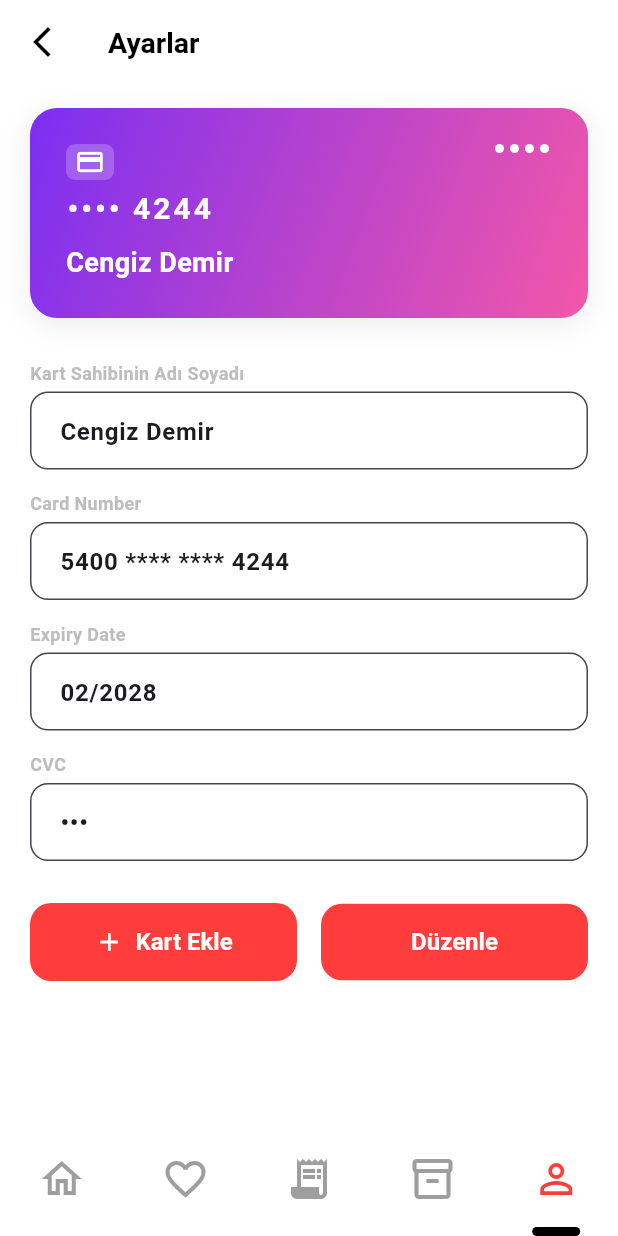
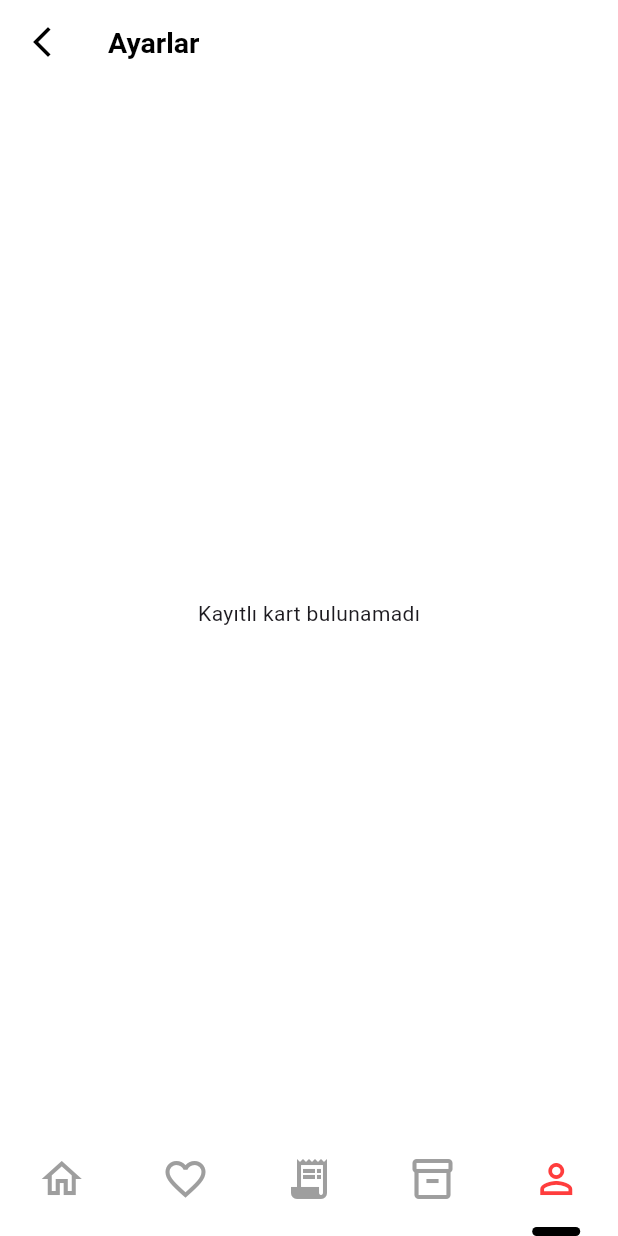
Before and after one commit to iremsu-erdemir/E-Kantin_3, a Flutter app: the OdemeKartiYonetimPage screen opened directly, on a phone screen of 412 x 824 dp. Run offline on Flutter 3.47's test engine with Material 3 defaults, Android fonts, the phone set to English and light mode, and no system bars; our stand-ins replace shared_preferences; accounts and stored records are empty; Roboto replaces fonts that are missing (Poppins).

Commit message:
Kart Ayarları yapılıyor...

```diff
--- a/lib/screens/card_list_page.dart
+++ b/lib/screens/card_list_page.dart
@@ -1,8 +1,33 @@
 import 'package:flutter/material.dart';
 import '../components/ek_bottom_nav_bar.dart';
+import '../models/user_card.dart';
+import '../services/user_card_service.dart';
 
-class OdemeKartiYonetimPage extends StatelessWidget {
+class OdemeKartiYonetimPage extends StatefulWidget {
   const OdemeKartiYonetimPage({Key? key}) : super(key: key);
+
+  @override
+  State<OdemeKartiYonetimPage> createState() => _OdemeKartiYonetimPageState();
+}
+
+class _OdemeKartiYonetimPageState extends State<OdemeKartiYonetimPage> {
+  List<UserCard> userCards = [];
+  bool isLoading = true;
+  int selectedCardIndex = 0;
+
+  @override
+  void initState() {
+    super.initState();
+    _loadUserCards();
+  }
+
+  Future<void> _loadUserCards() async {
+    userCards = await UserCardService.getCards();
+    setState(() {
+      isLoading = false;
+      selectedCardIndex = 0;
+    });
+  }
 
   @override
   Widget build(BuildContext context) {
@@ -30,16 +55,36 @@ class OdemeKartiYonetimPage extends StatelessWidget {
         ),
         centerTitle: false,
       ),
-      body: SingleChildScrollView(
-        child: Padding(
+      body: isLoading
+          ? const Center(child: CircularProgressIndicator())
+          : userCards.isEmpty
+          ? const Center(child: Text('Kayıtlı kart bulunamadı'))
+          : SingleChildScrollView(
               padding: const EdgeInsets.symmetric(horizontal: 20, vertical: 16),
               child: Column(
                 crossAxisAlignment: CrossAxisAlignment.start,
                 children: [
-              // Kart
-              Container(
-                width: double.infinity,
-                height: 140,
+                  SizedBox(
+                    height: 160,
+                    child: PageView.builder(
+                      controller: PageController(
+                        viewportFraction: 0.88,
+                        initialPage: selectedCardIndex,
+                      ),
+                      itemCount: userCards.length,
+                      onPageChanged: (index) {
+                        setState(() {
+                          selectedCardIndex = index;
+                        });
+                      },
+                      itemBuilder: (context, index) {
+                        final card = userCards[index];
+                        return AnimatedContainer(
+                          duration: const Duration(milliseconds: 200),
+                          margin: EdgeInsets.symmetric(
+                            horizontal: index == selectedCardIndex ? 0 : 8,
+                            vertical: 8,
+                          ),
                           decoration: BoxDecoration(
                             borderRadius: BorderRadius.circular(18),
                             gradient: const LinearGradient(
@@ -57,10 +102,9 @@ class OdemeKartiYonetimPage extends StatelessWidget {
                           ),
                           child: Stack(
                             children: [
-                    // Çip ve desen
                               Positioned(
-                      left: 24,
-                      top: 24,
+                                left: 16, // daha sola
+                                top: 12, // daha yukarı
                                 child: Container(
                                   width: 32,
                                   height: 24,
@@ -68,7 +112,7 @@ class OdemeKartiYonetimPage extends StatelessWidget {
                                     color: Colors.white.withOpacity(0.22),
                                     borderRadius: BorderRadius.circular(6),
                                   ),
-                        child: Icon(
+                                  child: const Icon(
                                     Icons.credit_card,
                                     color: Colors.white,
                                     size: 20,
@@ -81,8 +125,10 @@ class OdemeKartiYonetimPage extends StatelessWidget {
                                 child: Row(
                                   children: List.generate(
                                     4,
-                          (index) => Padding(
-                            padding: const EdgeInsets.symmetric(horizontal: 2),
+                                    (i) => Padding(
+                                      padding: const EdgeInsets.symmetric(
+                                        horizontal: 2,
+                                      ),
                                       child: Container(
                                         width: 6,
                                         height: 6,
@@ -95,7 +141,6 @@ class OdemeKartiYonetimPage extends StatelessWidget {
                                   ),
                                 ),
                               ),
-                    // Kart Bilgileri
                               Padding(
                                 padding: const EdgeInsets.symmetric(
                                   horizontal: 24,
@@ -104,23 +149,31 @@ class OdemeKartiYonetimPage extends StatelessWidget {
                                 child: Column(
                                   mainAxisAlignment: MainAxisAlignment.end,
                                   crossAxisAlignment: CrossAxisAlignment.start,
-                        children: const [
+                                  children: [
                                     Text(
-                            '•••• 4244',
-                            style: TextStyle(
+                                      userCards[index].maskedNumber,
+                                      style: const TextStyle(
                                         color: Colors.white,
                                         fontWeight: FontWeight.bold,
                                         fontSize: 20,
                                         letterSpacing: 2,
                                       ),
                                     ),
-                          SizedBox(height: 8),
+                                    const SizedBox(height: 8),
                                     Text(
-                            'Cengiz Demir',
-                            style: TextStyle(
+                                      userCards[index].cardHolder,
+                                      style: const TextStyle(
                                         color: Colors.white,
                                         fontWeight: FontWeight.bold,
                                         fontSize: 18,
+                                      ),
+                                    ),
+                                    const SizedBox(height: 4),
+                                    Text(
+                                      'Son Kullanma: ${userCards[index].expiryDate}',
+                                      style: const TextStyle(
+                                        color: Colors.white70,
+                                        fontSize: 14,
                                       ),
                                     ),
                                   ],
@@ -128,37 +181,36 @@ class OdemeKartiYonetimPage extends StatelessWidget {
                               ),
                             ],
                           ),
+                        );
+                      },
+                    ),
                   ),
                   const SizedBox(height: 28),
-              // Kart Sahibinin Adı Soyadı
-              const _LabelField(
+                  _LabelField(
                     label: 'Kart Sahibinin Adı Soyadı',
                     labelEn: '',
-                hint: 'Cengiz Demir',
-                initialValue: 'Cengiz Demir',
+                    hint: userCards[selectedCardIndex].cardHolder,
+                    initialValue: userCards[selectedCardIndex].cardHolder,
                     readOnly: true,
                   ),
-              SizedBox(height: 14),
-              // Card Number
-              const _LabelField(
+                  const SizedBox(height: 14),
+                  _LabelField(
                     label: 'Card Number',
                     labelEn: '',
-                hint: '5400 **** **** 4244',
-                initialValue: '5400 **** **** 4244',
+                    hint: userCards[selectedCardIndex].maskedNumber,
+                    initialValue: userCards[selectedCardIndex].maskedNumber,
                     readOnly: true,
                   ),
-              SizedBox(height: 14),
-              // Expiry Date
-              const _LabelField(
+                  const SizedBox(height: 14),
+                  _LabelField(
                     label: 'Expiry Date',
                     labelEn: '',
-                hint: '02/2028',
-                initialValue: '02/2028',
+                    hint: userCards[selectedCardIndex].expiryDate,
+                    initialValue: userCards[selectedCardIndex].expiryDate,
                     readOnly: true,
                   ),
-              SizedBox(height: 14),
-              // CVC
-              const _LabelField(
+                  const SizedBox(height: 14),
+                  _LabelField(
                     label: 'CVC',
                     labelEn: '',
                     hint: '***',
@@ -167,7 +219,6 @@ class OdemeKartiYonetimPage extends StatelessWidget {
                     isCvc: true,
                   ),
                   const SizedBox(height: 28),
-              // Butonlar
                   Row(
                     children: [
                       Expanded(
@@ -214,7 +265,6 @@ class OdemeKartiYonetimPage extends StatelessWidget {
                   ),
                   const SizedBox(height: 24),
                 ],
-          ),
               ),
             ),
       bottomNavigationBar: EKBottomNavBar(
```
Also changed, not shown: lib/screens/payment.dart (+31 -0 lines). Lines whose indentation alone changed are shown as unchanged.
